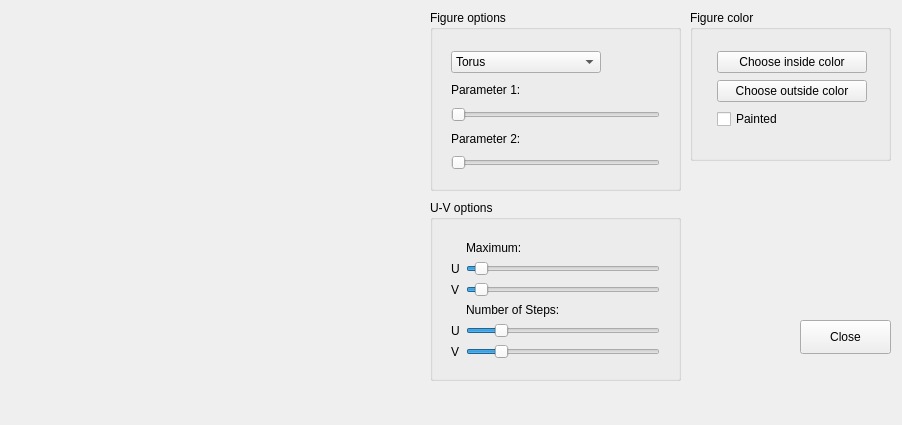
This is mainwindow.ui in NickolayStorm/IGS as Qt 5 draws it before an edit. The edited form follows.
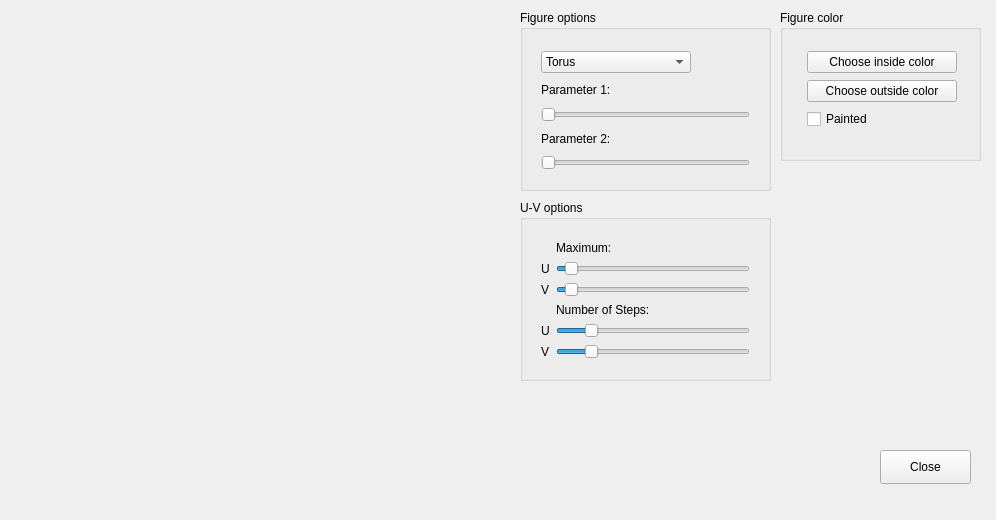
This is the edited form. Custom widgets are drawn as their Qt base class.

What changed in the file:
```diff
--- a/mainwindow.ui
+++ b/mainwindow.ui
@@ -6,8 +6,8 @@
    <rect>
     <x>0</x>
     <y>0</y>
-    <width>902</width>
-    <height>425</height>
+    <width>996</width>
+    <height>520</height>
    </rect>
   </property>
   <property name="windowTitle">
@@ -19,16 +19,16 @@
      <rect>
       <x>10</x>
       <y>10</y>
-      <width>400</width>
-      <height>400</height>
+      <width>501</width>
+      <height>491</height>
      </rect>
     </property>
    </widget>
    <widget class="QPushButton" name="close">
     <property name="geometry">
      <rect>
-      <x>800</x>
-      <y>320</y>
+      <x>880</x>
+      <y>450</y>
       <width>91</width>
       <height>34</height>
      </rect>
@@ -40,7 +40,7 @@
    <widget class="QGroupBox" name="groupBox">
     <property name="geometry">
      <rect>
-      <x>430</x>
+      <x>520</x>
       <y>200</y>
       <width>251</width>
       <height>181</height>
@@ -171,7 +171,7 @@
    <widget class="QGroupBox" name="groupBox_3">
     <property name="geometry">
      <rect>
-      <x>690</x>
+      <x>780</x>
       <y>10</y>
       <width>201</width>
       <height>151</height>
@@ -282,7 +282,7 @@
    <widget class="QGroupBox" name="groupBox_4">
     <property name="geometry">
      <rect>
-      <x>430</x>
+      <x>520</x>
       <y>10</y>
       <width>251</width>
       <height>181</height>
```
